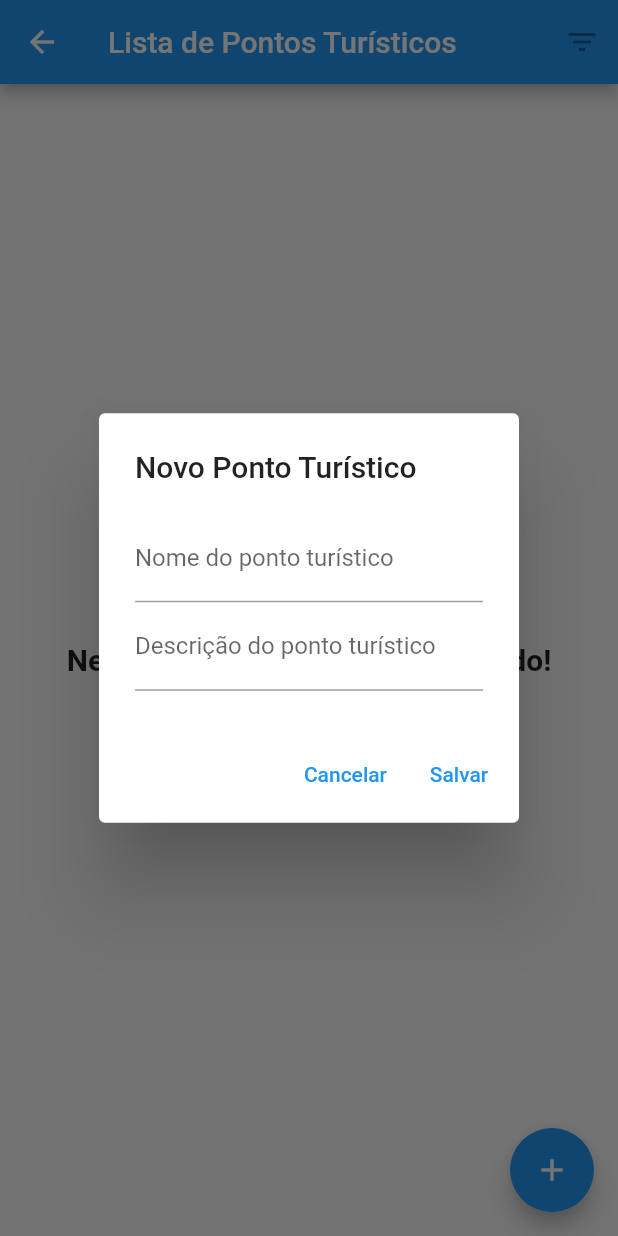
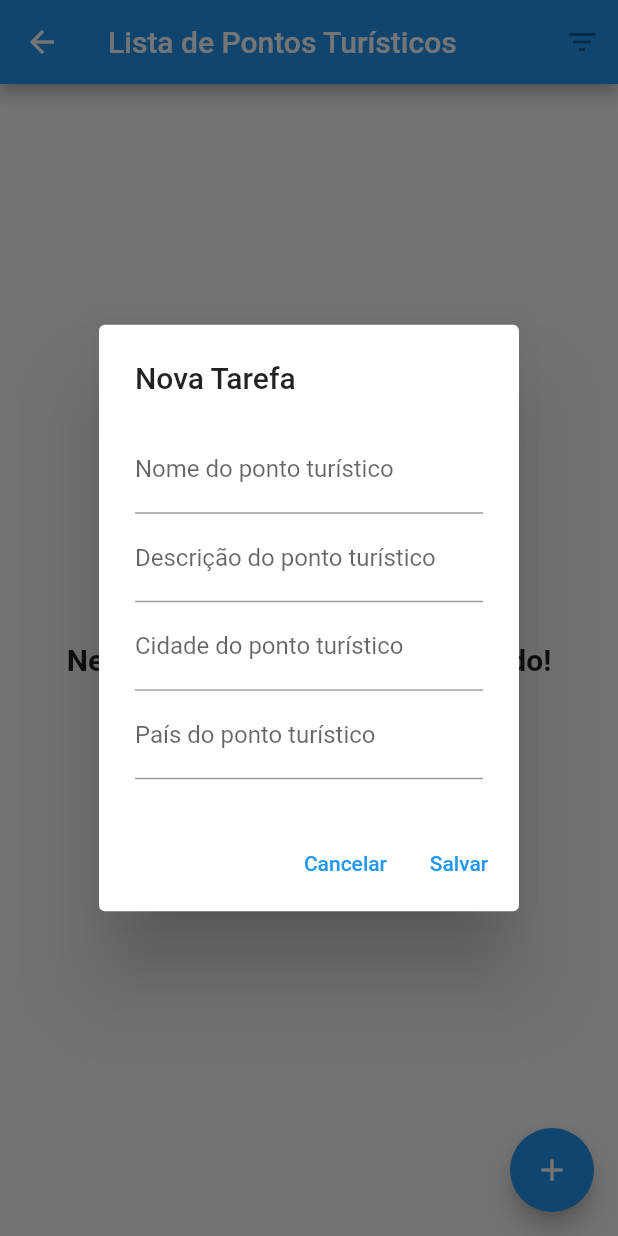
Before and after one commit to rlraul/projeto_pm26s, a Flutter app: the ListaPontosTuristicos screen opened directly, after a tap on the "add" icon, on a phone screen of 412 x 824 dp. Run offline on Flutter 3.47's test engine with Material 2 defaults, Android fonts, the phone set to English and light mode, and no system bars; our stand-ins replace sqflite; accounts and stored records are empty.

Commit message:
Implementado o DAO de pontos turisticos.

```diff
--- a/lib/model/ponto_turistico.dart
+++ b/lib/model/ponto_turistico.dart
@@ -3,6 +3,7 @@ import 'package:intl/intl.dart';
 
 class PontoTutistico {
 
+  static const NOME_TABELA = 'tarefa';
   static const CAMPO_ID = 'id';
   static const CAMPO_NOME = 'nome';
   static const CAMPO_PAIS = 'pais';
@@ -13,11 +14,15 @@ class PontoTutistico {
   int id;
   String nome;
   String descricao;
+  String cidade;
+  String pais;
   DateTime? data_inclusao;
 
   PontoTutistico({
       required this.id,
       required this.nome,
+      required this.cidade,
+      required this.pais,
       required this.descricao,
       required this.data_inclusao
   });
@@ -28,4 +33,25 @@ class PontoTutistico {
     }
     return DateFormat('dd/MM/yyyy').format(this.data_inclusao!);
   }
+
+  Map<String, dynamic> toMap() => {
+    CAMPO_ID: id,
+    CAMPO_NOME: nome,
+    CAMPO_CIDADE: cidade,
+    CAMPO_PAIS: pais,
+    CAMPO_DESCRICAO: descricao,
+    CAMPO_DATA_INC:
+    data_inclusao == null ? null : DateFormat("yyyy-MM-dd").format(data_inclusao!),
+  };
+
+  factory PontoTutistico.fromMap(Map<String, dynamic> map) => PontoTutistico(
+    id: map[CAMPO_ID] is int ? map[CAMPO_ID] : null,
+    nome: map[CAMPO_NOME] is String ? map[CAMPO_NOME] : '',
+    descricao: map[CAMPO_DESCRICAO] is String ? map[CAMPO_DESCRICAO] : '',
+    cidade: map[CAMPO_CIDADE] is String ? map[CAMPO_CIDADE] : '',
+    pais: map[CAMPO_PAIS] is String ? map[CAMPO_PAIS] : '',
+    data_inclusao: map[CAMPO_DATA_INC] is String
+        ? DateFormat("yyyy-MM-dd").parse(map[CAMPO_DATA_INC])
+        : null,
+  );
 }
--- a/lib/pages/lista_pontos_turisticos_page.dart
+++ b/lib/pages/lista_pontos_turisticos_page.dart
@@ -1,5 +1,6 @@
 import 'package:flutter/cupertino.dart';
 import 'package:flutter/material.dart';
+import 'package:projeto/dao/ponto_turistico_dao.dart';
 import 'package:projeto/model/ponto_turistico.dart';
 import 'package:projeto/pages/ponto_turistico_form_dialog.dart';
 
@@ -12,10 +13,11 @@ class ListaPontosTuristicos extends StatefulWidget {
 
 class _ListaPontosTuristicosState extends State<ListaPontosTuristicos> {
 
-  static const ACAO_EDITAR = 'editar';
-  static const ACAO_EXCLUIR = 'excluir';
+  //tatic const ACAO_EDITAR = 'editar';
+  //static const ACAO_EXCLUIR = 'excluir';
 
   final pontosTuristicos = <PontoTutistico>[];
+  final _dao = PontoTuristicoDao();
 
   int _ultimoId = 0;
 
@@ -66,7 +68,7 @@ class _ListaPontosTuristicosState extends State<ListaPontosTuristicos> {
                   children: <Widget>[
                     TextButton(
                         onPressed: () {
-                          _abrirForm(pontoTutisticoAtual: pontoTuristico, indice: index);
+                          _abrirForm(pontoTutistico: pontoTuristico);
                         },
                         child: Text('Editar')
                     ),
@@ -87,34 +89,34 @@ class _ListaPontosTuristicosState extends State<ListaPontosTuristicos> {
     );
   }
 
-  List<PopupMenuEntry<String>> criarItensMenuPopup(){
-    return[
-      PopupMenuItem<String>(
-        value: ACAO_EDITAR,
-        child: Row(
-          children: [
-            Icon(Icons.edit, color: Colors.black),
-            Padding(
-              padding: EdgeInsets.only(left: 10),
-              child: Text('Editar'),
-            )
-          ],
-        )
-      ),
-      PopupMenuItem<String>(
-        value: ACAO_EXCLUIR,
-        child: Row(
-          children: [
-            Icon(Icons.delete, color: Colors.red),
-            Padding(
-              padding: EdgeInsets.only(left: 10),
-              child: Text('Excluir'),
-            )
-          ],
-        )
-      )
-    ];
-  }
+  // List<PopupMenuEntry<String>> criarItensMenuPopup(){
+  //   return[
+  //     PopupMenuItem<String>(
+  //       value: ACAO_EDITAR,
+  //       child: Row(
+  //         children: [
+  //           Icon(Icons.edit, color: Colors.black),
+  //           Padding(
+  //             padding: EdgeInsets.only(left: 10),
+  //             child: Text('Editar'),
+  //           )
+  //         ],
+  //       )
+  //     ),
+  //     PopupMenuItem<String>(
+  //       value: ACAO_EXCLUIR,
+  //       child: Row(
+  //         children: [
+  //           Icon(Icons.delete, color: Colors.red),
+  //           Padding(
+  //             padding: EdgeInsets.only(left: 10),
+  //             child: Text('Excluir'),
+  //           )
+  //         ],
+  //       )
+  //     )
+  //   ];
+  // }
 
   void _excluir(int indice){
     showDialog(
@@ -151,41 +153,41 @@ class _ListaPontosTuristicosState extends State<ListaPontosTuristicos> {
     );
   }
 
-  void _abrirForm({PontoTutistico? pontoTutisticoAtual, int? indice}) {
+  void _abrirForm({PontoTutistico? pontoTutistico}) {
     final key = GlobalKey<PontoTuristicoAtualState>();
     showDialog(
       context: context,
-      builder: (BuildContext context) {
-        return AlertDialog(
-          title: Text(pontoTutisticoAtual == null ? 'Novo Ponto Turístico' : 'Editar Ponto Turístico ${pontoTutisticoAtual.nome}'),
+      builder: (_) => AlertDialog(
+        title: Text(
+          pontoTutistico == null ? 'Nova Tarefa' : 'Alterar Tarefa ${pontoTutistico.id}',
+        ),
         content: PontoTuristicoDialog(
-            key: key, pontoTuristicoAtual: pontoTutisticoAtual),
+          key: key,
+          pontoTuristicoAtual: pontoTutistico,
+        ),
         actions: [
           TextButton(
-              onPressed: () => Navigator.of(context).pop(),
-              child: Text('Cancelar')
+            child: Text('Cancelar'),
+            onPressed: () => Navigator.pop(context),
           ),
           TextButton(
+            child: Text('Salvar'),
             onPressed: () {
-                if (key.currentState != null && key.currentState!.dadosValidados()){
-                  setState(() {
+              if (key.currentState?.dadosValidados() != true) {
+                return;
+              }
+              Navigator.of(context).pop();
               final novoPontoTuristico = key.currentState!.novoPontoTuristico;
-                    if (indice == null){
-                      novoPontoTuristico.id = ++ _ultimoId;
-                    } else {
-                      pontosTuristicos[indice] = novoPontoTuristico;
+              _dao.salvar(novoPontoTuristico).then((success) {
+                if (success) {
+                  //_atualizarLista();
                 }
-                    novoPontoTuristico.data_inclusao = DateTime.now();
-                    pontosTuristicos.add(novoPontoTuristico);
               });
-                  Navigator.of(context).pop();
-                }
+              //_atualizarLista();
             },
-              child: Text('Salvar'),
-            )
+          ),
         ],
-        );
-      }
+      ),
     );
   }
 }
--- a/lib/pages/ponto_turistico_form_dialog.dart
+++ b/lib/pages/ponto_turistico_form_dialog.dart
@@ -15,6 +15,8 @@ class PontoTuristicoAtualState extends State<PontoTuristicoDialog>{
 
   final formKey = GlobalKey<FormState>();
   final nomeController = TextEditingController();
+  final cidadeController = TextEditingController();
+  final paisController = TextEditingController();
   final descricaoController = TextEditingController();
   final dtInclusaoController = TextEditingController();
   final _dateFormat = DateFormat('dd/MM/yyy');
@@ -24,6 +26,8 @@ class PontoTuristicoAtualState extends State<PontoTuristicoDialog>{
     super.initState();
     if ( widget.pontoTuristicoAtual != null){
       nomeController.text = widget.pontoTuristicoAtual!.nome;
+      cidadeController.text = widget.pontoTuristicoAtual!.cidade;
+      paisController.text = widget.pontoTuristicoAtual!.pais;
       descricaoController.text = widget.pontoTuristicoAtual!.descricao;
       dtInclusaoController.text = widget.pontoTuristicoAtual!.retornarDataInclusaoFormatada;
     }
@@ -56,6 +60,26 @@ class PontoTuristicoAtualState extends State<PontoTuristicoDialog>{
               return null;
             },
           ),
+          TextFormField(
+            controller: this.cidadeController,
+            decoration: InputDecoration(labelText: 'Cidade do ponto turístico'),
+            validator: (String? cidade) {
+              if (cidade == null || cidade.isEmpty) {
+                return 'Campo "Cidade" obrigatório';
+              }
+              return null;
+            },
+          ),
+          TextFormField(
+            controller: this.paisController,
+            decoration: InputDecoration(labelText: 'País do ponto turístico'),
+            validator: (String? pais) {
+              if (pais == null || pais.isEmpty) {
+                return 'Campo "País" obrigatório';
+              }
+              return null;
+            },
+          ),
         ],
       ),
     );
@@ -66,6 +90,8 @@ class PontoTuristicoAtualState extends State<PontoTuristicoDialog>{
   PontoTutistico get novoPontoTuristico => PontoTutistico(
     id: widget.pontoTuristicoAtual?.id ?? 0,
     nome: nomeController.text,
+    cidade: cidadeController.text,
+    pais: paisController.text,
     descricao: descricaoController.text,
     data_inclusao: dtInclusaoController.text.isEmpty ? null : _dateFormat.parse(dtInclusaoController.text),
   );
```
Also changed, not shown: lib/dao/ponto_turistico_dao.dart (added, +58 -0 lines). Lines whose indentation alone changed are shown as unchanged.
